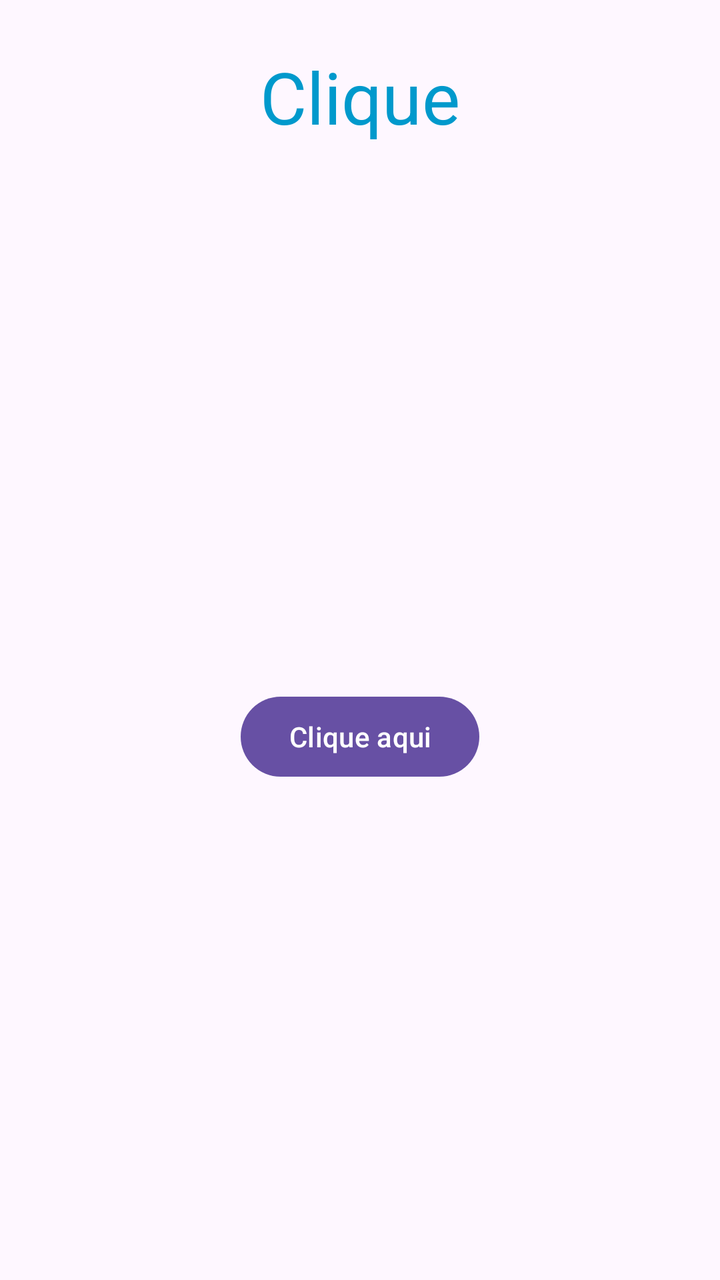
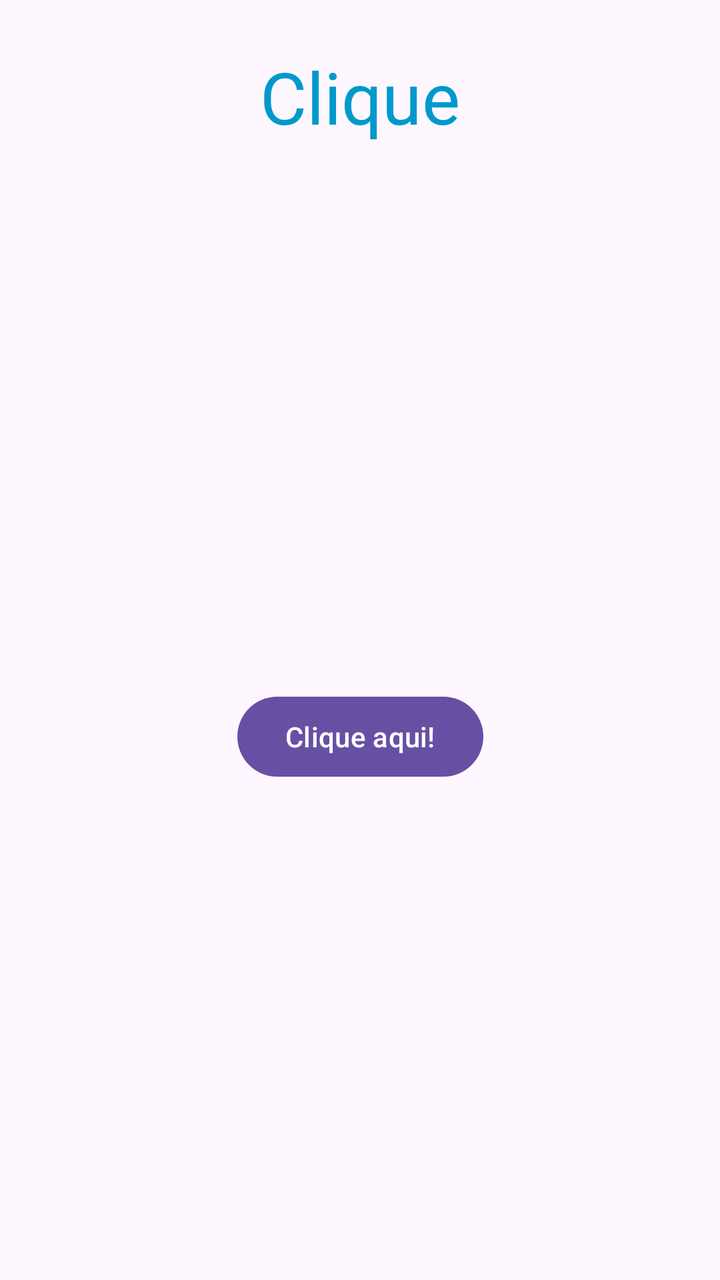

Screens rendered from an Android XML layout before and after an edit, with the pre-edit source and the edit as a unified diff.
<!-- AndroidManifest.xml: application theme Theme.TesteTeste -->
<!-- res/layout/activity_main.xml -->
<?xml version="1.0" encoding="utf-8"?>
<androidx.constraintlayout.widget.ConstraintLayout xmlns:android="http://schemas.android.com/apk/res/android"
    xmlns:app="http://schemas.android.com/apk/res-auto"
    xmlns:tools="http://schemas.android.com/tools"
    android:id="@+id/main"
    android:layout_width="match_parent"
    android:layout_height="match_parent"
    tools:context=".MainActivity">

    <TextView
        android:id="@+id/tv_title"
        android:layout_width="wrap_content"
        android:layout_height="wrap_content"
        android:text="Clique"
        android:textSize="36sp"
        android:layout_marginTop="24dp"
        app:layout_constraintTop_toTopOf="parent"
        app:layout_constraintStart_toStartOf="parent"
        app:layout_constraintEnd_toEndOf="parent"
        android:textColor="@android:color/holo_blue_dark"
    />

    <Button
        android:id="@+id/btn_click"
        android:layout_width="wrap_content"
        android:layout_height="wrap_content"
        android:layout_marginTop="24dp"
        android:text="Clique aqui"
        app:layout_constraintTop_toBottomOf="@id/tv_title"
        app:layout_constraintStart_toStartOf="parent"
        app:layout_constraintEnd_toEndOf="parent"
        app:layout_constraintBottom_toBottomOf="parent"/>

</androidx.constraintlayout.widget.ConstraintLayout>
<!-- resources referenced by this layout -->
<resources>
  <style name="Theme.TesteTeste" parent="Base.Theme.TesteTeste" />
  <style name="Base.Theme.TesteTeste" parent="Theme.Material3.DayNight.NoActionBar">
          
          
      </style>
</resources>

<!-- the commit's change to res/layout/activity_main.xml (unified diff, before → after) -->
@@ -25,7 +25,7 @@
         android:layout_width="wrap_content"
         android:layout_height="wrap_content"
         android:layout_marginTop="24dp"
-        android:text="Clique aqui"
+        android:text="Clique aqui!"
         app:layout_constraintTop_toBottomOf="@id/tv_title"
         app:layout_constraintStart_toStartOf="parent"
         app:layout_constraintEnd_toEndOf="parent"
